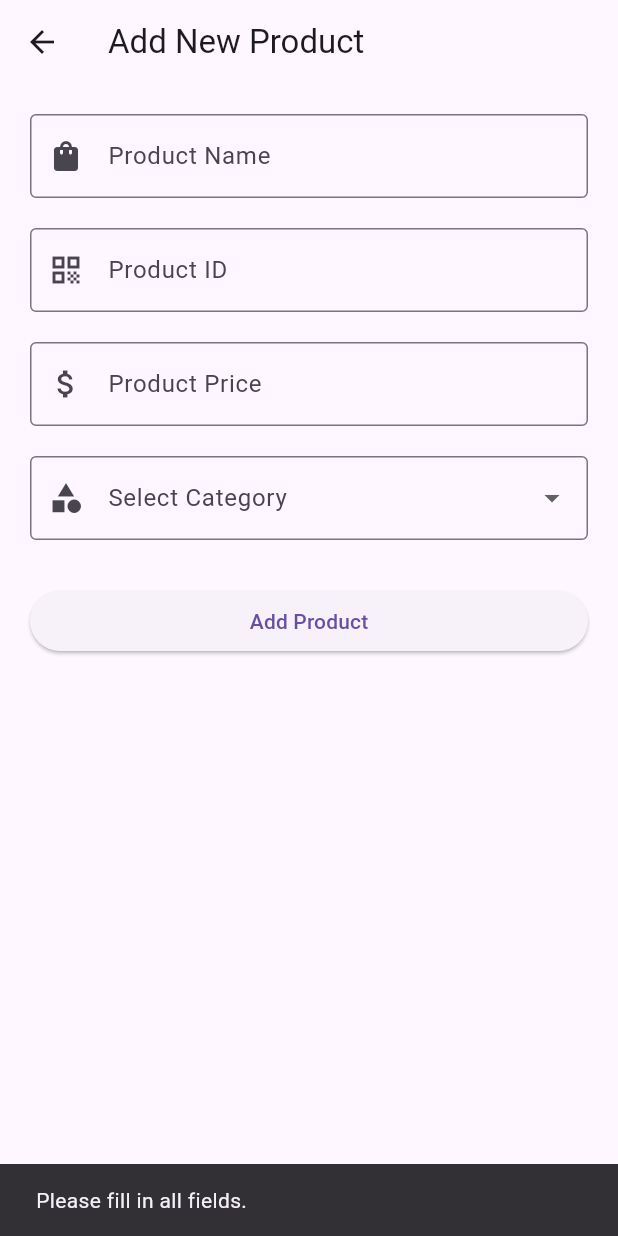
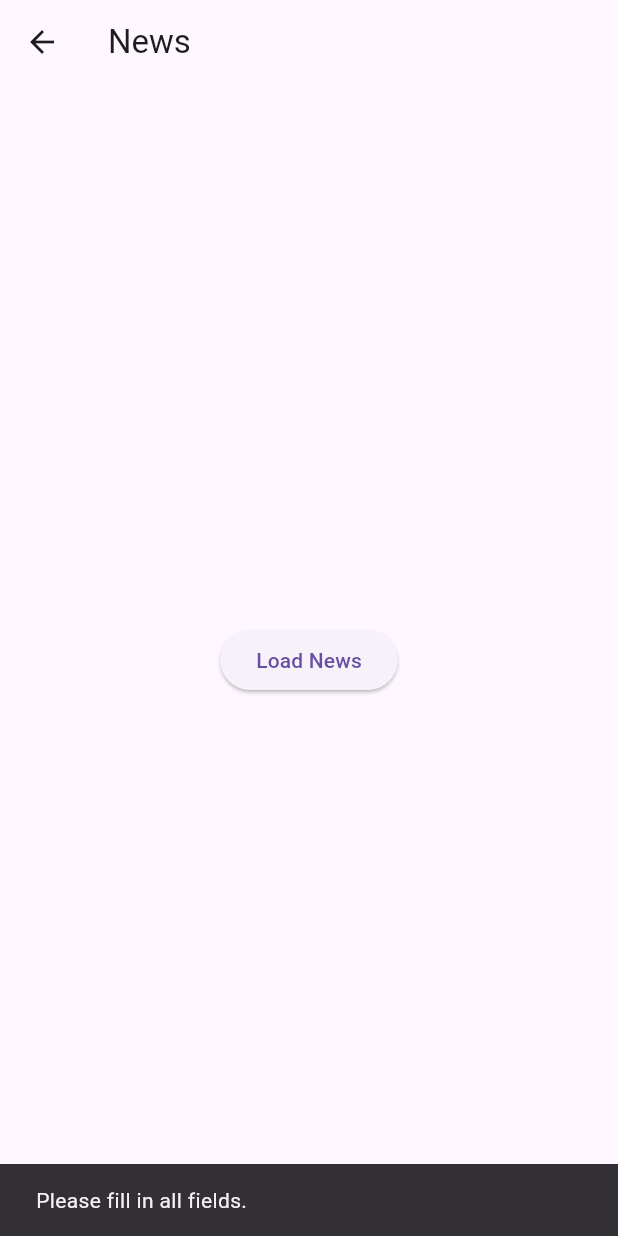
Before and after one commit to omar-medeuov/mobile-programming-final, a Flutter app: the AddProductPage screen opened directly, after a tap on "Add Product", on a phone screen of 412 x 824 dp. Run offline on Flutter 3.47's test engine with Material 3 defaults, Android fonts, the light colour scheme and no system bars; our stand-ins replace bloc, flutter_bloc, like_button.

Commit message:
news page not working

```diff
--- a/lib/authentication/ui/registration_page.dart
+++ b/lib/authentication/ui/add_product_page.dart
@@ -1,4 +1,5 @@
 import 'package:flutter/material.dart';
+import 'package:https_project/news/news_page.dart';
 
 class AddProductPage extends StatefulWidget {
   @override
@@ -77,6 +78,11 @@ class _AddProductPageState extends State<AddProductPage> {
                   final String price = productPriceController.text;
                   final String? category = selectedCategory;
 
+                  Navigator.push(
+  context,
+  MaterialPageRoute(builder: (context) => NewsPage()),
+);
+
                   if (name.isEmpty ||
                       id.isEmpty ||
                       price.isEmpty ||
--- a/lib/authentication/ui/city_selection_page.dart
+++ b/lib/authentication/ui/city_selection_page.dart
@@ -1,5 +1,5 @@
 import 'package:flutter/material.dart';
-import 'registration_page.dart';
+import 'add_product_page.dart';
 
 class CitySelectionPage extends StatelessWidget {
   @override
--- /dev/null
+++ b/lib/news/news_bloc.dart
@@ -0,0 +1,20 @@
+import 'package:flutter_bloc/flutter_bloc.dart';
+import 'news_event.dart';
+import 'news_state.dart';
+import 'news_repository.dart';
+
+class NewsBloc extends Bloc<NewsEvent, NewsState> {
+  final NewsRepository repository;
+
+  NewsBloc(this.repository) : super(NewsInitial()) {
+    on<FetchNewsEvent>((event, emit) async {
+      emit(NewsLoading());
+      try {
+        final news = await repository.fetchNews();
+        emit(NewsLoaded(news));
+      } catch (e) {
+        emit(NewsError(e.toString()));
+      }
+    });
+  }
+}
--- /dev/null
+++ b/lib/news/news_event.dart
@@ -0,0 +1,3 @@
+abstract class NewsEvent {}
+
+class FetchNewsEvent extends NewsEvent {}
--- /dev/null
+++ b/lib/news/news_page.dart
@@ -0,0 +1,93 @@
+import 'package:flutter/material.dart';
+import 'package:flutter_bloc/flutter_bloc.dart';
+import 'news_bloc.dart';
+import 'news_event.dart';
+import 'news_state.dart';
+
+class NewsPage extends StatelessWidget {
+  @override
+  Widget build(BuildContext context) {
+    return Scaffold(
+      appBar: AppBar(title: Text('News')),
+      body: BlocBuilder<NewsBloc, NewsState>(
+        builder: (context, state) {
+          if (state is NewsLoading) {
+            return Center(child: CircularProgressIndicator());
+          } else if (state is NewsLoaded) {
+            final news = state.news;
+            return ListView.builder(
+              itemCount: news.length,
+              itemBuilder: (context, index) {
+                return AnimatedNewsItem(
+                  key: ValueKey(news[index]['id']),
+                  title: news[index]['title'],
+                  body: news[index]['body'],
+                  index: index,
+                );
+              },
+            );
+          } else if (state is NewsError) {
+            return Center(child: Text(state.message));
+          }
+          return Center(
+            child: ElevatedButton(
+              onPressed: () {
+                BlocProvider.of<NewsBloc>(context).add(FetchNewsEvent());
+              },
+              child: Text('Load News'),
+            ),
+          );
+        },
+      ),
+    );
+  }
+}
+
+class AnimatedNewsItem extends StatefulWidget {
+  final String title;
+  final String body;
+  final int index;
+
+  const AnimatedNewsItem({Key? key, required this.title, required this.body, required this.index}) : super(key: key);
+
+  @override
+  _AnimatedNewsItemState createState() => _AnimatedNewsItemState();
+}
+
+class _AnimatedNewsItemState extends State<AnimatedNewsItem> with SingleTickerProviderStateMixin {
+  late AnimationController _controller;
+  late Animation<double> _animation;
+
+  @override
+  void initState() {
+    super.initState();
+    _controller = AnimationController(
+      duration: Duration(milliseconds: 500 + widget.index * 60),
+      vsync: this,
+    );
+    _animation = CurvedAnimation(parent: _controller, curve: Curves.easeIn);
+    Future.delayed(Duration(milliseconds: widget.index * 80), () {
+      if (mounted) _controller.forward();
+    });
+  }
+
+  @override
+  void dispose() {
+    _controller.dispose();
+    super.dispose();
+  }
+
+  @override
+  Widget build(BuildContext context) {
+    return FadeTransition(
+      opacity: _animation,
+      child: Card(
+        margin: EdgeInsets.symmetric(vertical: 6, horizontal: 12),
+        child: ListTile(
+          title: Text(widget.title, style: TextStyle(fontWeight: FontWeight.bold)),
+          subtitle: Text(widget.body),
+        ),
+      ),
+    );
+  }
+}
--- /dev/null
+++ b/lib/news/news_repository.dart
@@ -0,0 +1,13 @@
+import 'dart:convert';
+import 'package:http/http.dart' as http;
+
+class NewsRepository {
+  Future<List<dynamic>> fetchNews() async {
+    final response = await http.get(Uri.parse('https://jsonplaceholder.typicode.com/posts'));
+    if (response.statusCode == 200) {
+      return jsonDecode(response.body);
+    } else {
+      throw Exception('Failed to load news');
+    }
+  }
+}
--- /dev/null
+++ b/lib/news/news_state.dart
@@ -0,0 +1,15 @@
+abstract class NewsState {}
+
+class NewsInitial extends NewsState {}
+
+class NewsLoading extends NewsState {}
+
+class NewsLoaded extends NewsState {
+  final List<dynamic> news;
+  NewsLoaded(this.news);
+}
+
+class NewsError extends NewsState {
+  final String message;
+  NewsError(this.message);
+}
```
Also changed, not shown: lib/main.dart (+13 -1 lines).
